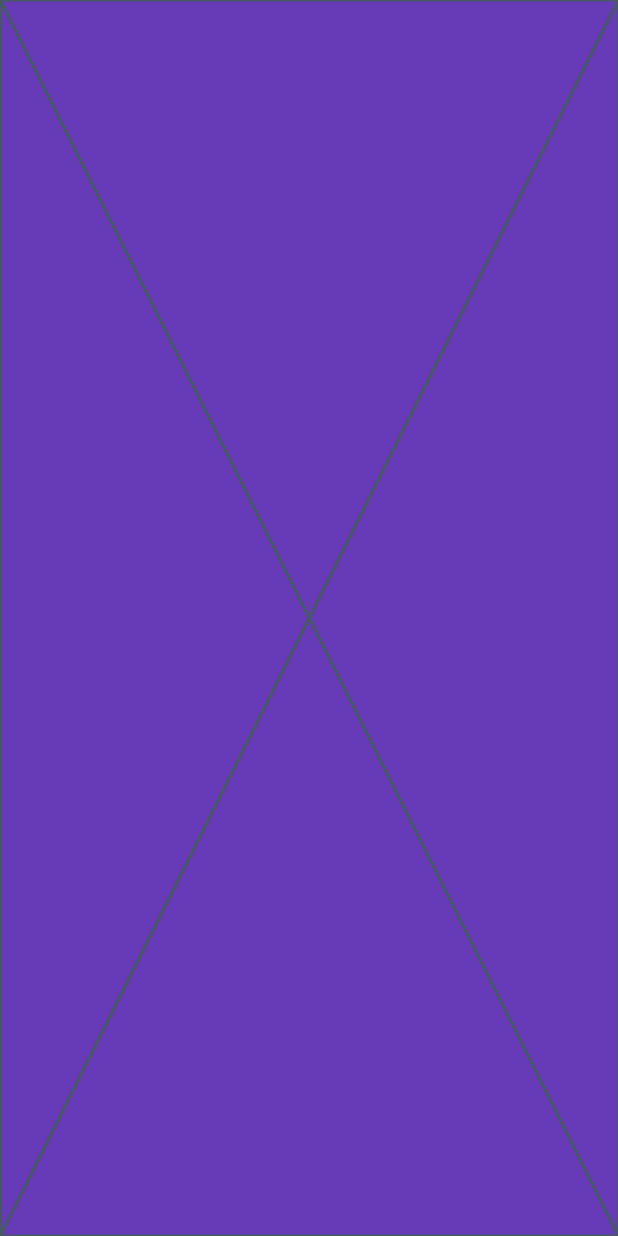
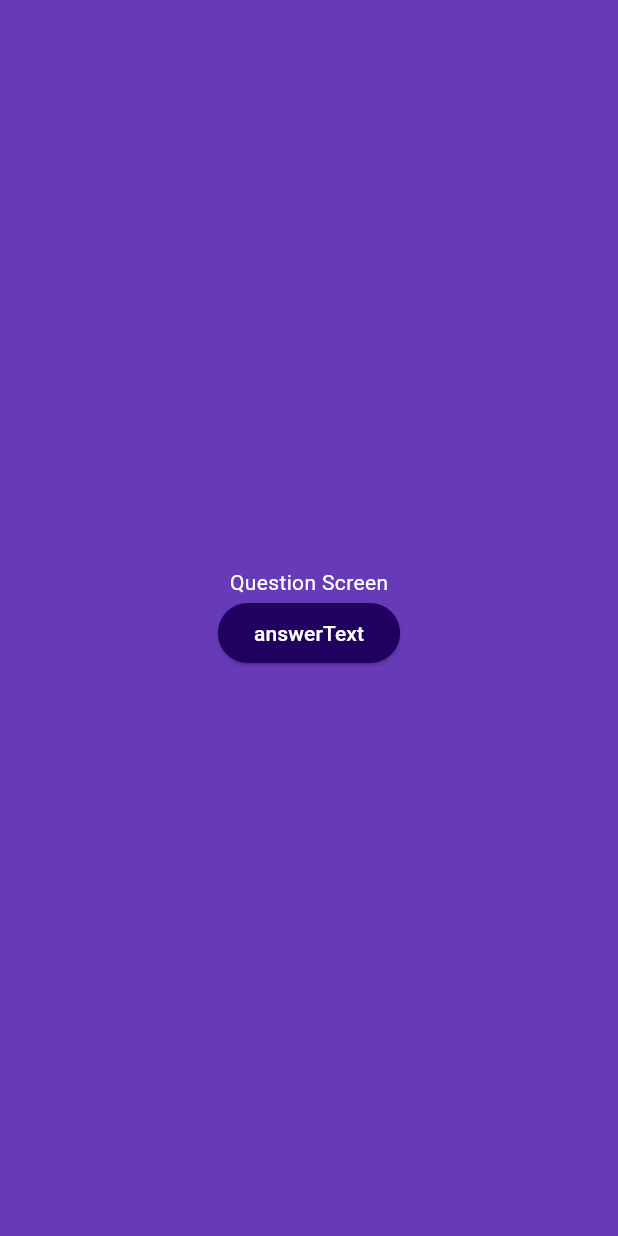
Before and after one commit to ephrim17/flutter_application, a Flutter app: the screen it shows after launch, after a tap on "Start Quiz", on a phone screen of 412 x 824 dp. Run offline on Flutter 3.47's test engine with Material 3 defaults, Android fonts, the phone set to English and light mode, and no system bars.

Commit message:
created custom answer button and created file for mock answer data.

```diff
--- a/lib/quiz_app/launch_screen.dart
+++ b/lib/quiz_app/launch_screen.dart
@@ -23,11 +23,18 @@
     final screen = activeScreen == 'start-screen'
         ? StartScreen(setActiveScreen)
         : const QuizScreen();
+
+    Widget screenWidget = StartScreen(setActiveScreen);
+
+    if (activeScreen == 'questions-screen') {
+        screenWidget = const QuizScreen();
+    }
+
     return MaterialApp(
       home: Scaffold(
           body: Container(
               decoration: const BoxDecoration(color: Colors.deepPurple),
-              child: screen)),
+              child: screenWidget)),
     );
   }
 }
--- /dev/null
+++ b/lib/quiz_app/questions/questionData.dart
@@ -0,0 +1,55 @@
+import 'package:flutter_application/quiz_app/questions/questionModel.dart';
+
+const questions = [
+  QuizQuestion(
+    'What are the main building blocks of Flutter UIs?',
+    [
+      'Widgets',
+      'Components',
+      'Blocks',
+      'Functions',
+    ],
+  ),
+  QuizQuestion('How are Flutter UIs built?', [
+    'By combining widgets in code',
+    'By combining widgets in a visual editor',
+    'By defining widgets in config files',
+    'By using XCode for iOS and Android Studio for Android',
+  ]),
+  QuizQuestion(
+    'What\'s the purpose of a StatefulWidget?',
+    [
+      'Update UI as data changes',
+      'Update data as UI changes',
+      'Ignore data changes',
+      'Render UI that does not depend on data',
+    ],
+  ),
+  QuizQuestion(
+    'Which widget should you try to use more often: StatelessWidget or StatefulWidget?',
+    [
+      'StatelessWidget',
+      'StatefulWidget',
+      'Both are equally good',
+      'None of the above',
+    ],
+  ),
+  QuizQuestion(
+    'What happens if you change data in a StatelessWidget?',
+    [
+      'The UI is not updated',
+      'The UI is updated',
+      'The closest StatefulWidget is updated',
+      'Any nested StatefulWidgets are updated',
+    ],
+  ),
+  QuizQuestion(
+    'How should you update data inside of StatefulWidgets?',
+    [
+      'By calling setState()',
+      'By calling updateData()',
+      'By calling updateUI()',
+      'By calling updateState()',
+    ],
+  ),
+];
--- /dev/null
+++ b/lib/quiz_app/questions/questionModel.dart
@@ -0,0 +1,6 @@
+class QuizQuestion {
+  const QuizQuestion(this.text, this.answers);
+
+  final String text;
+  final List<String> answers;
+}
--- a/lib/quiz_app/quiz_screen.dart
+++ b/lib/quiz_app/quiz_screen.dart
@@ -8,8 +8,42 @@
 }
 
 class _QuizScreenState extends State<QuizScreen> {
+
+
+  void answerButtonTapped() {
+    print("Answer button tapped");
+  }
+
   @override
   Widget build(BuildContext context) {
-    return const Placeholder();
+    return  SizedBox(
+      width: double.infinity,
+        child: Column(
+          mainAxisAlignment: MainAxisAlignment.center,
+          children: [
+             const Text("Question Screen", style: TextStyle(color: Colors.white)),
+             AnswerButton("answerText", answerButtonTapped)
+          ],
+        ),
+    );
   }
 }
+
+class AnswerButton extends StatelessWidget {
+  const AnswerButton(this.answerText, this.onPressed,{
+    super.key,
+  });
+
+  final String answerText;
+  final void Function() onPressed;
+
+  @override
+  Widget build(BuildContext context) {
+    return ElevatedButton(
+      onPressed: onPressed,
+      style: ElevatedButton.styleFrom(
+        backgroundColor:  const Color.fromARGB(255, 33, 1, 95),
+        foregroundColor:  Colors.white),
+      child: Text(answerText));
+  }
+}
```
